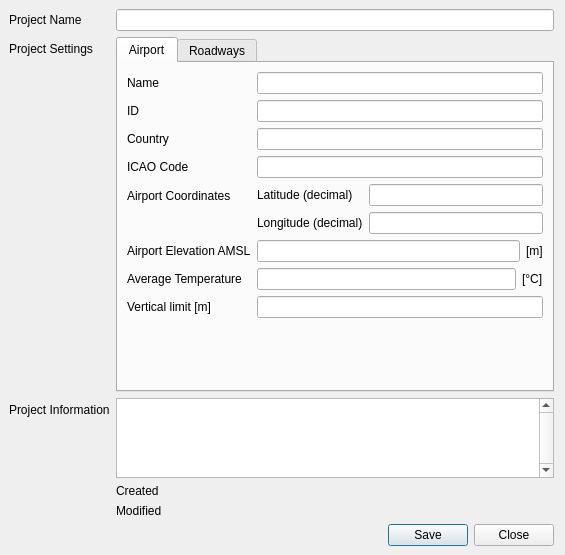
The window that ui/ui_study_setup.ui (eurocontrol-asu/open_alaqs) describes before a commit, drawn with Qt 5.
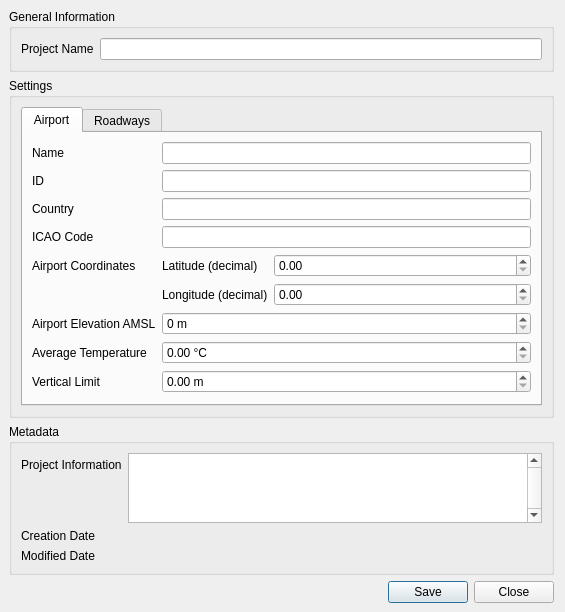
The same window after the commit. Custom widgets are drawn as their Qt base class.

Commit message: Improve ALAQS project properties dialog

The edit to the form file:
```diff
--- a/ui/ui_study_setup.ui
+++ b/ui/ui_study_setup.ui
@@ -33,6 +33,10 @@
     <number>9</number>
    </property>
    <item>
+    <widget class="QGroupBox" name="generalGroupBox">
+     <property name="title">
+      <string>General Information</string>
+     </property>
     <layout class="QFormLayout" name="formLayout">
      <property name="fieldGrowthPolicy">
       <enum>QFormLayout::AllNonFixedFieldsGrow</enum>
@@ -51,15 +55,23 @@
        </property>
       </widget>
      </item>
-     <item row="1" column="0">
-      <widget class="QLabel" name="label_5">
-       <property name="text">
-        <string>Project Settings</string>
-       </property>
-      </widget>
-     </item>
-     <item row="1" column="1">
+     </layout>
+    </widget>
+   </item>
+   <item>
+    <widget class="QGroupBox" name="settingsGroupBox">
+     <property name="title">
+      <string>Settings</string>
+     </property>
+     <layout class="QVBoxLayout" name="verticalLayout">
+      <item>     
       <widget class="QTabWidget" name="tabWidget">
+        <property name="sizePolicy">
+         <sizepolicy hsizetype="Expanding" vsizetype="Expanding">
+          <horstretch>1</horstretch>
+          <verstretch>1</verstretch>
+         </sizepolicy>
+        </property>
        <property name="currentIndex">
         <number>0</number>
        </property>
@@ -166,7 +178,7 @@
               </widget>
              </item>
              <item row="0" column="1">
-              <widget class="QLineEdit" name="lineEditAirportLatitude">
+               <widget class="QgsDoubleSpinBox" name="spinBoxAirportLatitude">
                <property name="sizePolicy">
                 <sizepolicy hsizetype="Minimum" vsizetype="Fixed">
                  <horstretch>0</horstretch>
@@ -183,7 +195,7 @@
               </widget>
              </item>
              <item row="1" column="1">
-              <widget class="QLineEdit" name="lineEditAirportLongitude">
+               <widget class="QgsDoubleSpinBox" name="spinBoxAirportLongitude">
                <property name="sizePolicy">
                 <sizepolicy hsizetype="Minimum" vsizetype="Fixed">
                  <horstretch>0</horstretch>
@@ -202,25 +214,17 @@
             </widget>
            </item>
            <item row="5" column="1">
-            <layout class="QHBoxLayout" name="horizontalLayout_3">
-             <item>
-              <widget class="QLineEdit" name="lineEditAirportElevation">
+             <widget class="QgsSpinBox" name="spinBoxAirportElevation">
                <property name="sizePolicy">
                 <sizepolicy hsizetype="Expanding" vsizetype="Fixed">
                  <horstretch>0</horstretch>
                  <verstretch>0</verstretch>
                 </sizepolicy>
                </property>
-              </widget>
-             </item>
-             <item>
-              <widget class="QLabel" name="label_19">
-               <property name="text">
-                <string>[m]</string>
-               </property>
-              </widget>
-             </item>
-            </layout>
+              <property name="suffix">
+               <string> m</string>
+              </property>
+             </widget>
            </item>
            <item row="6" column="0">
             <widget class="QLabel" name="label_11">
@@ -230,35 +234,37 @@
             </widget>
            </item>
            <item row="6" column="1">
-            <layout class="QHBoxLayout" name="horizontalLayout_7">
-             <item>
-              <widget class="QLineEdit" name="lineEditAirportTemperature">
+             <widget class="QgsDoubleSpinBox" name="spinBoxAirportTemperature">
                <property name="sizePolicy">
                 <sizepolicy hsizetype="MinimumExpanding" vsizetype="Fixed">
                  <horstretch>0</horstretch>
                  <verstretch>0</verstretch>
                 </sizepolicy>
                </property>
-              </widget>
-             </item>
-             <item>
-              <widget class="QLabel" name="label_21">
-               <property name="text">
-                <string>[°C]</string>
-               </property>
-              </widget>
-             </item>
-            </layout>
+              <property name="suffix">
+               <string> °C</string>
+              </property>
+             </widget>
            </item>
            <item row="7" column="0">
             <widget class="QLabel" name="verticalLimitLabel">
              <property name="text">
-              <string>Vertical limit [m]</string>
+               <string>Vertical Limit</string>
              </property>
             </widget>
            </item>
            <item row="7" column="1">
-            <widget class="QLineEdit" name="lineEditVerticalLimit"/>
+             <widget class="QgsDoubleSpinBox" name="spinBoxVerticalLimit">
+              <property name="sizePolicy">
+               <sizepolicy hsizetype="MinimumExpanding" vsizetype="Fixed">
+                <horstretch>0</horstretch>
+                <verstretch>0</verstretch>
+               </sizepolicy>
+              </property>
+              <property name="suffix">
+               <string> m</string>
+              </property>
+             </widget>
            </item>
           </layout>
          </item>
@@ -340,14 +346,26 @@
        </widget>
       </widget>
      </item>
-     <item row="2" column="0">
+     </layout>
+    </widget>
+   </item>
+   <item>
+    <widget class="QGroupBox" name="metadataGroupBox">
+     <property name="title">
+      <string>Metadata</string>
+     </property>
+     <layout class="QFormLayout" name="formLayout_2">
+      <property name="fieldGrowthPolicy">
+       <enum>QFormLayout::AllNonFixedFieldsGrow</enum>
+      </property>
+      <item row="0" column="0">
       <widget class="QLabel" name="label_17">
        <property name="text">
         <string>Project Information</string>
        </property>
       </widget>
      </item>
-     <item row="2" column="1">
+      <item row="0" column="1">
       <widget class="QTextEdit" name="textEditStudyInformation">
        <property name="sizePolicy">
         <sizepolicy hsizetype="MinimumExpanding" vsizetype="Preferred">
@@ -375,33 +393,28 @@
        </property>
       </widget>
      </item>
-     <item row="3" column="1">
-      <layout class="QFormLayout" name="formLayout_6">
-       <property name="topMargin">
-        <number>0</number>
-       </property>
-       <item row="0" column="0">
+      <item row="1" column="0">
         <widget class="QLabel" name="label">
          <property name="text">
-          <string>Created</string>
+         <string>Creation Date</string>
          </property>
         </widget>
        </item>
-       <item row="0" column="1">
+      <item row="1" column="1">
         <widget class="QLabel" name="labelDateCreated">
          <property name="text">
           <string/>
          </property>
         </widget>
        </item>
-       <item row="1" column="0">
+      <item row="2" column="0">
         <widget class="QLabel" name="label_3">
          <property name="text">
-          <string>Modified</string>
+         <string>Modified Date</string>
          </property>
         </widget>
        </item>
-       <item row="1" column="1">
+      <item row="2" column="1">
         <widget class="QLabel" name="labelDateModified">
          <property name="text">
           <string/>
@@ -409,42 +422,32 @@
         </widget>
        </item>
       </layout>
-     </item>
-     <item row="4" column="1">
-      <layout class="QHBoxLayout" name="horizontalLayout_6">
-       <item>
-        <spacer name="horizontalSpacer">
+    </widget>   
+   </item>
+   <item>  
+    <widget class="QDialogButtonBox" name="buttonBox">
          <property name="orientation">
           <enum>Qt::Horizontal</enum>
          </property>
-         <property name="sizeHint" stdset="0">
-          <size>
-           <width>40</width>
-           <height>20</height>
-          </size>
-         </property>
-        </spacer>
-       </item>
-       <item>
-        <widget class="QPushButton" name="pushButtonSave">
-         <property name="text">
-          <string>Save</string>
-         </property>
-        </widget>
-       </item>
-       <item>
-        <widget class="QPushButton" name="pushButtonCancel">
-         <property name="text">
-          <string>Close</string>
-         </property>
-        </widget>
-       </item>
-      </layout>
-     </item>
-    </layout>
-   </item>
-  </layout>
+     <property name="standardButtons">
+      <set>QDialogButtonBox::Save|QDialogButtonBox::Close</set>
+     </property>
+    </widget>
+   </item>
+  </layout>
  </widget>
+ <customwidgets>
+  <customwidget>
+   <class>QgsDoubleSpinBox</class>
+   <extends>QDoubleSpinBox</extends>
+   <header>qgsdoublespinbox.h</header>
+  </customwidget>
+  <customwidget>
+   <class>QgsSpinBox</class>
+   <extends>QSpinBox</extends>
+   <header>qgsspinbox.h</header>
+  </customwidget>
+ </customwidgets>
  <tabstops>
   <tabstop>lineEditProjectName</tabstop>
   <tabstop>pushButtonSave</tabstop>
```
Left out of the diff: 10 changed lines with no effect on the pictures. Lines whose indentation alone changed are shown as unchanged. The commit also changes 1 other file.
